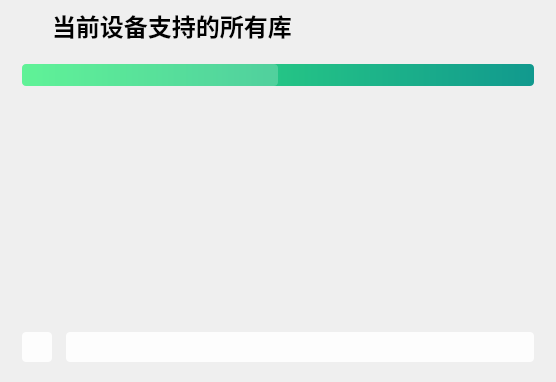
This is QtAdb/sonPages/apps/sp_libraries.ui in LapplandSP/QtAdb as Qt 5 draws it before an edit. The edited form follows.
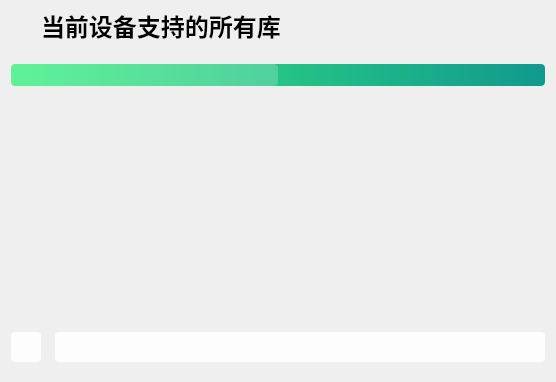
This is the edited form. Icons and pictures are not drawn.

Diff of the .ui file:
```diff
--- a/QtAdb/sonPages/apps/sp_libraries.ui
+++ b/QtAdb/sonPages/apps/sp_libraries.ui
@@ -14,9 +14,15 @@
    <string>Form</string>
   </property>
   <layout class="QHBoxLayout" name="horizontalLayout_3">
+   <property name="leftMargin">
+    <number>0</number>
+   </property>
    <property name="topMargin">
     <number>0</number>
    </property>
+   <property name="rightMargin">
+    <number>0</number>
+   </property>
    <item>
     <widget class="QWidget" name="widget" native="true">
      <property name="styleSheet">
```
